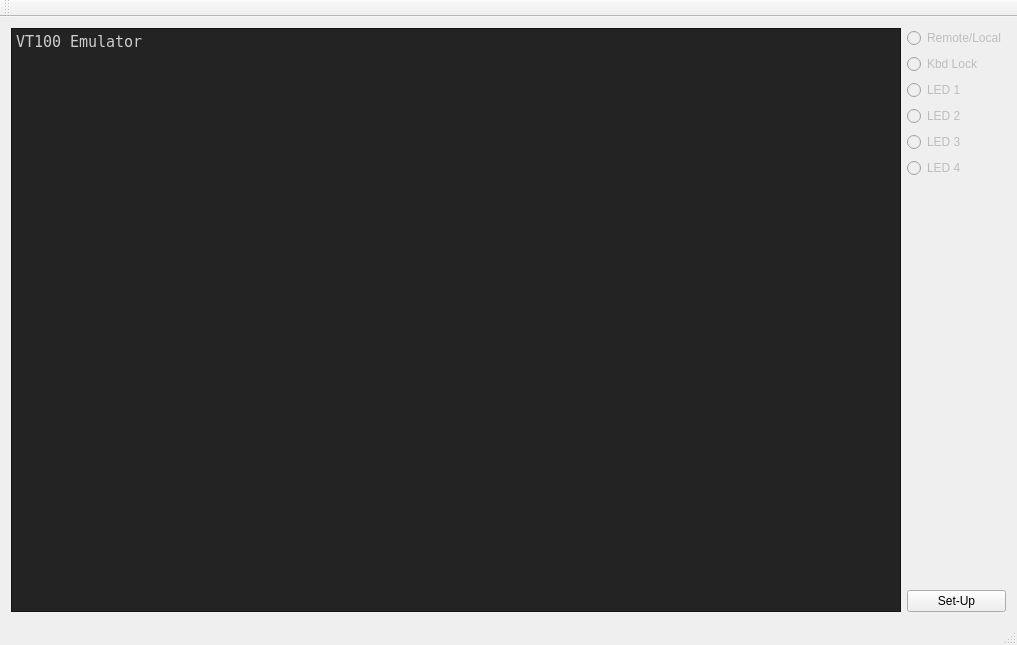
First picture: the form in emulator/qt-vt100/mainwindow.ui, repository phooky/VT100-Hax, before the edit.
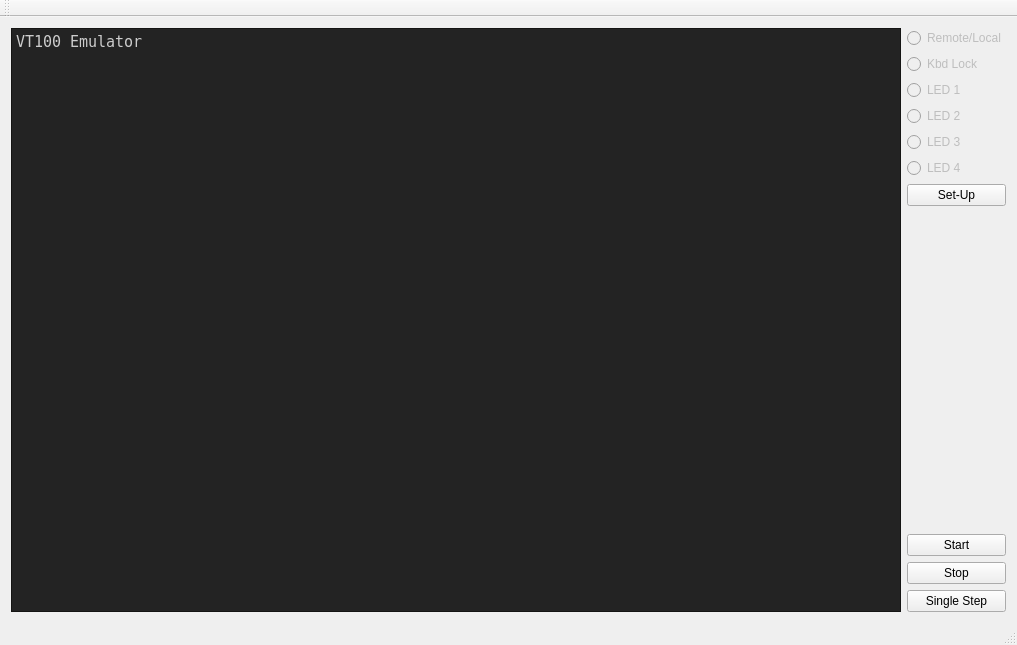
Second picture: the form after the edit.

Commit message: added start/stop fn

The edit to the form file:
```diff
--- a/emulator/qt-vt100/mainwindow.ui
+++ b/emulator/qt-vt100/mainwindow.ui
@@ -244,6 +244,13 @@
         </property>
        </widget>
       </item>
+      <item>
+       <widget class="QPushButton" name="setupButton">
+        <property name="text">
+         <string>Set-Up</string>
+        </property>
+       </widget>
+      </item>
       <item>
        <spacer name="verticalSpacer">
         <property name="orientation">
@@ -258,9 +265,23 @@
        </spacer>
       </item>
       <item>
-       <widget class="QPushButton" name="setupButton">
+       <widget class="QPushButton" name="startButton">
         <property name="text">
-         <string>Set-Up</string>
+         <string>Start</string>
+        </property>
+       </widget>
+      </item>
+      <item>
+       <widget class="QPushButton" name="stopButton">
+        <property name="text">
+         <string>Stop</string>
+        </property>
+       </widget>
+      </item>
+      <item>
+       <widget class="QPushButton" name="stepButton">
+        <property name="text">
+         <string>Single Step</string>
         </property>
        </widget>
       </item>
```
Left out of the diff: 6 changed lines with no effect on the pictures. The commit also changes 6 other files.
